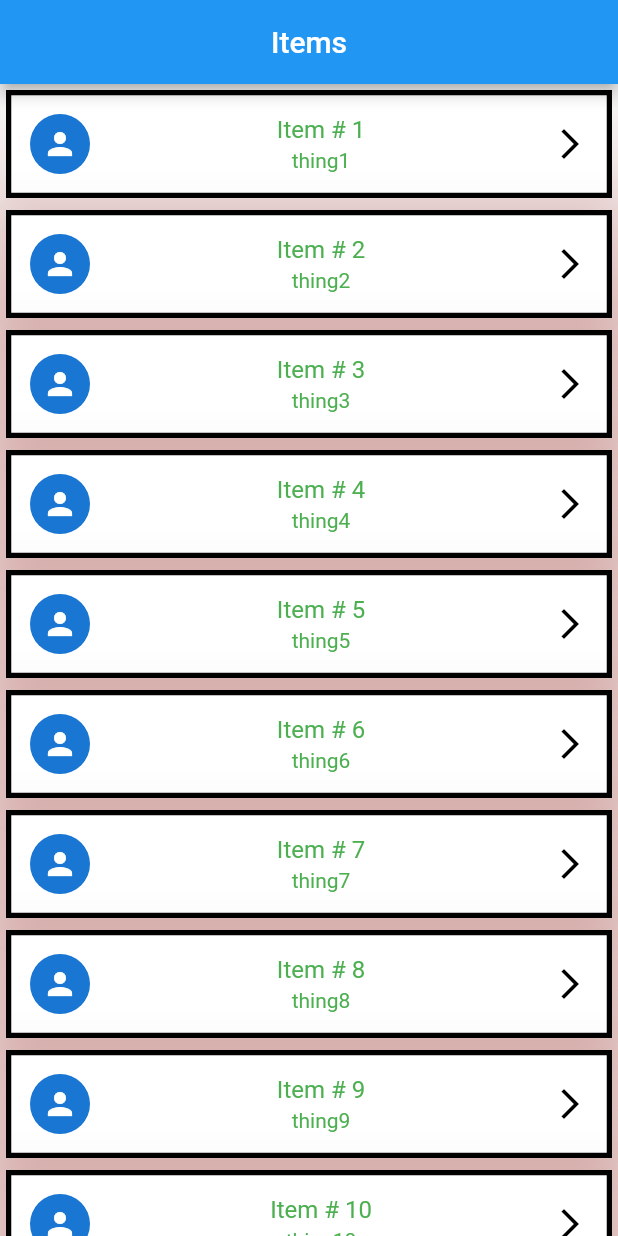
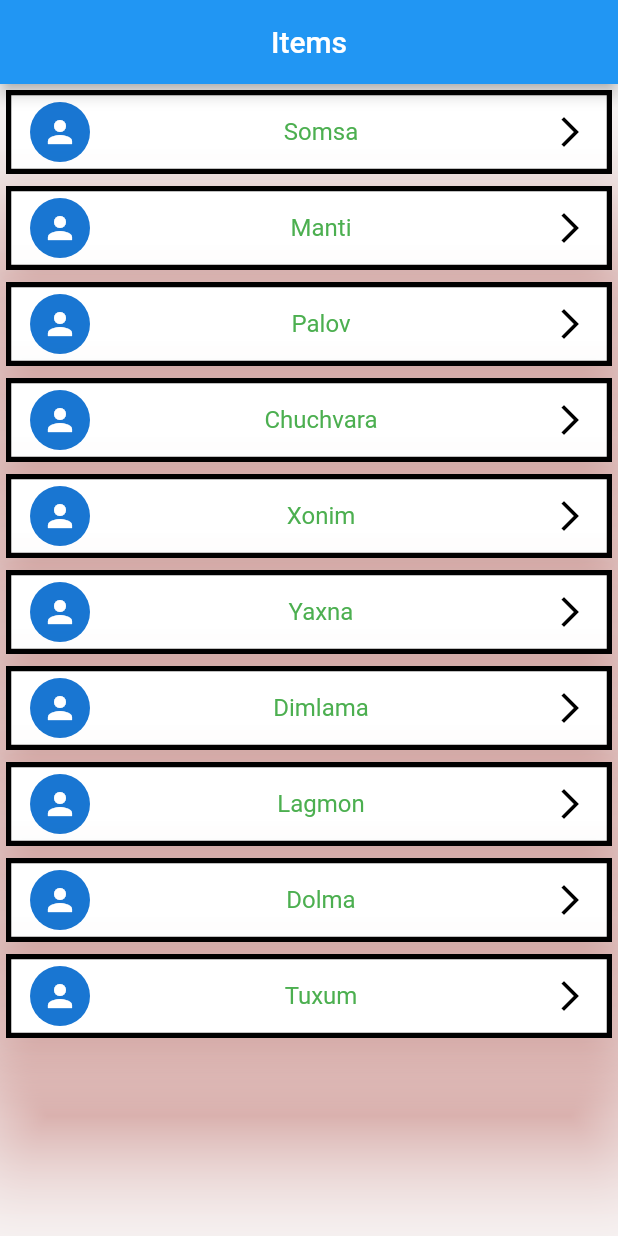
Before and after one commit to adhamniyozboyev/restaurant_menu, a Flutter app: the screen it shows after launch, on a phone screen of 412 x 824 dp. Run offline on Flutter 3.47's test engine with Material 2 defaults, Android fonts, the phone set to English and light mode, and no system bars.

Commit message:
add foods

```diff
--- a/lib/main.dart
+++ b/lib/main.dart
@@ -15,12 +15,24 @@ class MyApp extends StatefulWidget {
 }
 
 class _MyAppState extends State<MyApp> {
+  List meal = [
+    'Somsa',
+    'Manti',
+    'Palov',
+    'Chuchvara',
+    'Xonim',
+    'Yaxna',
+    'Dimlama',
+    'Lagmon',
+    'Dolma',
+    'Tuxum',
+  ];
   @override
   Widget build(BuildContext context) {
     return Scaffold(
       appBar: AppBar(title: Center(child: Text('Items'))),
       body: ListView.builder(
-        itemCount: 15,
+        itemCount: meal.length,
         itemBuilder: (context, index) {
           return Card(
             shadowColor: Colors.red,
@@ -34,12 +46,9 @@ class _MyAppState extends State<MyApp> {
               iconColor: Colors.black,
               textColor: Colors.green,
               trailing: Icon(Icons.arrow_forward_ios),
-              subtitle: Center(child: Text('thing${index + 1}')),
               leading: CircleAvatar(child: Icon(Icons.person)),
               title: Center(
-                child: Text(
-                  'Item # ${index + 1}',
-                ),
+                child: Text(meal[index]),
               ),
             ),
           );
```
